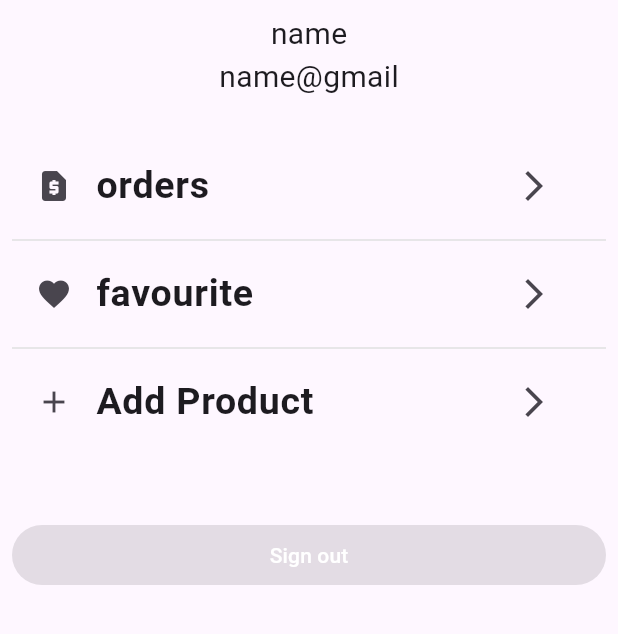
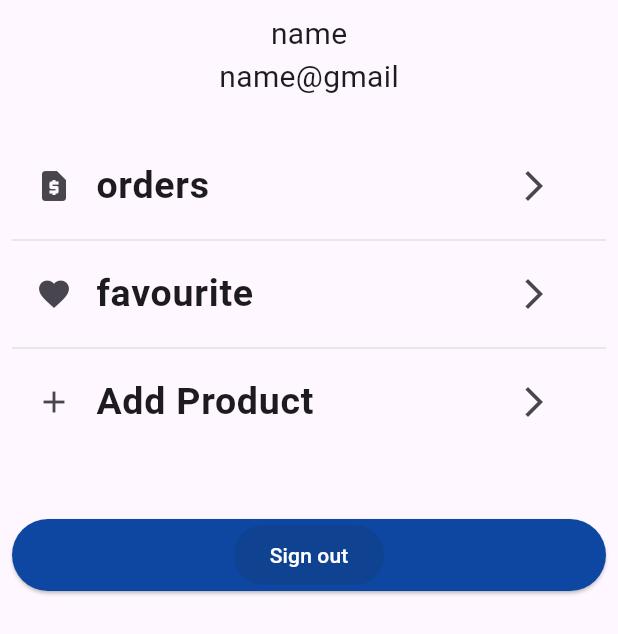
Before and after one commit to 0mar-elsayad/OnlineShopping, a Flutter app: the ProfileScreen screen opened directly, on a phone screen of 412 x 824 dp. Shown: the top 634 px of the screen. Run offline on Flutter 3.47's test engine with Material 3 defaults, Android fonts, the phone set to English and light mode, and no system bars; our stand-ins replace firebase_auth, firebase_core; accounts and stored records are empty; network calls fail.

Commit message:
sign out and some navigation

```diff
--- a/shopping_app/lib/screens/profileScreen.dart
+++ b/shopping_app/lib/screens/profileScreen.dart
@@ -2,6 +2,9 @@ import 'package:flutter/material.dart';
 import 'package:shopping_app/Widget/Elevatedbotton.dart';
 import 'package:shopping_app/Widget/Listtile_widget.dart';
 import 'package:shopping_app/screens/Add_product.dart';
+import 'package:firebase_auth/firebase_auth.dart';
+import 'package:firebase_core/firebase_core.dart';
+import 'package:shopping_app/screens/Login.dart';
 
 class ProfileScreen extends StatefulWidget {
   const ProfileScreen({super.key});
@@ -31,18 +34,38 @@ return SafeArea(
         ,Divider(color: Colors.grey[300],thickness: 1,)
         , ListtileWidget(icon: Icons.add, title: 'Add Product', function: (){
 
-         Navigator.pushReplacement(
-            context,
-            MaterialPageRoute(builder: (context) => Addproduct()),
-          );
+    Navigator.pushReplacement(
+  context,
+  MaterialPageRoute(
+    builder: (context) => Addproduct(),
+  ),
+);
 
-        },)
-        ,SizedBox(height: 50,)
+},),
+SizedBox(height: 50,),
 
-        , SizedBox(
-          width: double.infinity,
-          child: ElevatedWidget(color: Colors.grey, title: 'Sign out', function: (){},))
-           ],
+SizedBox(
+  width: double.infinity,
+  child: ElevatedButton(
+    style: ElevatedButton.styleFrom(
+      backgroundColor: Colors.blue[900],
+    ),
+    onPressed: () async {
+      await FirebaseAuth.instance.signOut();
+      Navigator.of(context).pushReplacement(
+        MaterialPageRoute(
+          builder: (context) => LoginScreen(),
+        ),
+      );
+    },
+    child: ElevatedWidget(
+      color: Colors.grey,
+      title: 'Sign out',
+      function: () {},
+    ),
+  ),
+)
+           ]
         ),
       ),
     )
@@ -51,5 +74,3 @@ return SafeArea(
 ); // scaffold
 }
 }
-
-//
```
Also changed, not shown: shopping_app/lib/main.dart (+26 -1 lines), shopping_app/lib/screens/Login.dart (+8 -1 lines), 1 other file.
